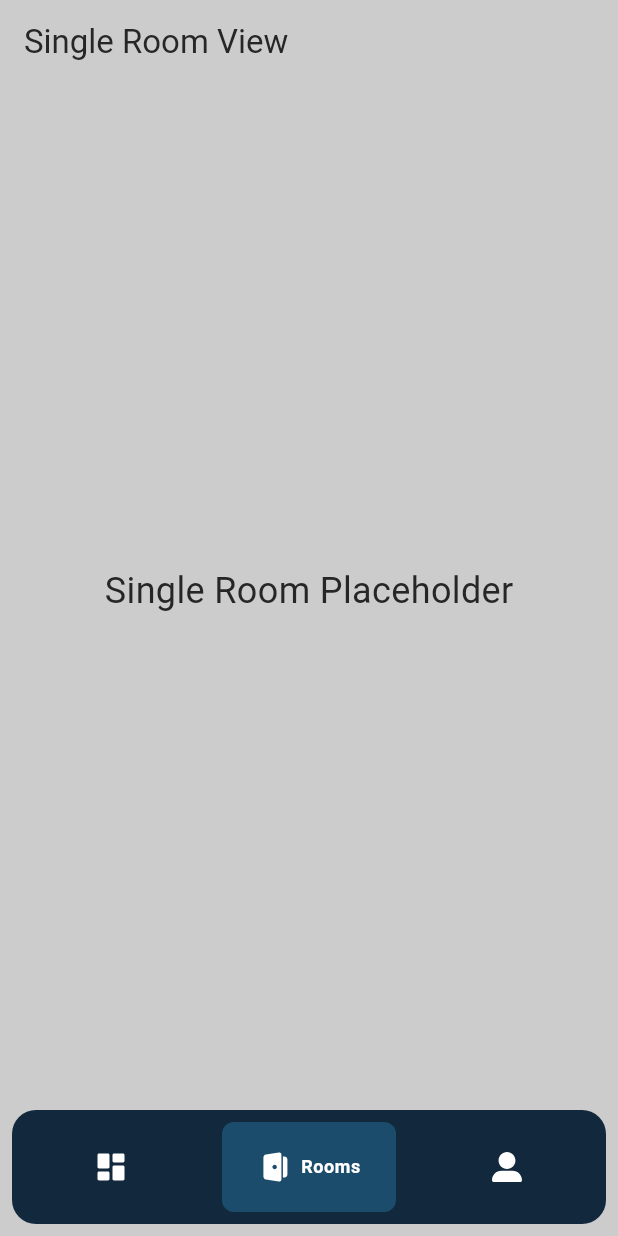
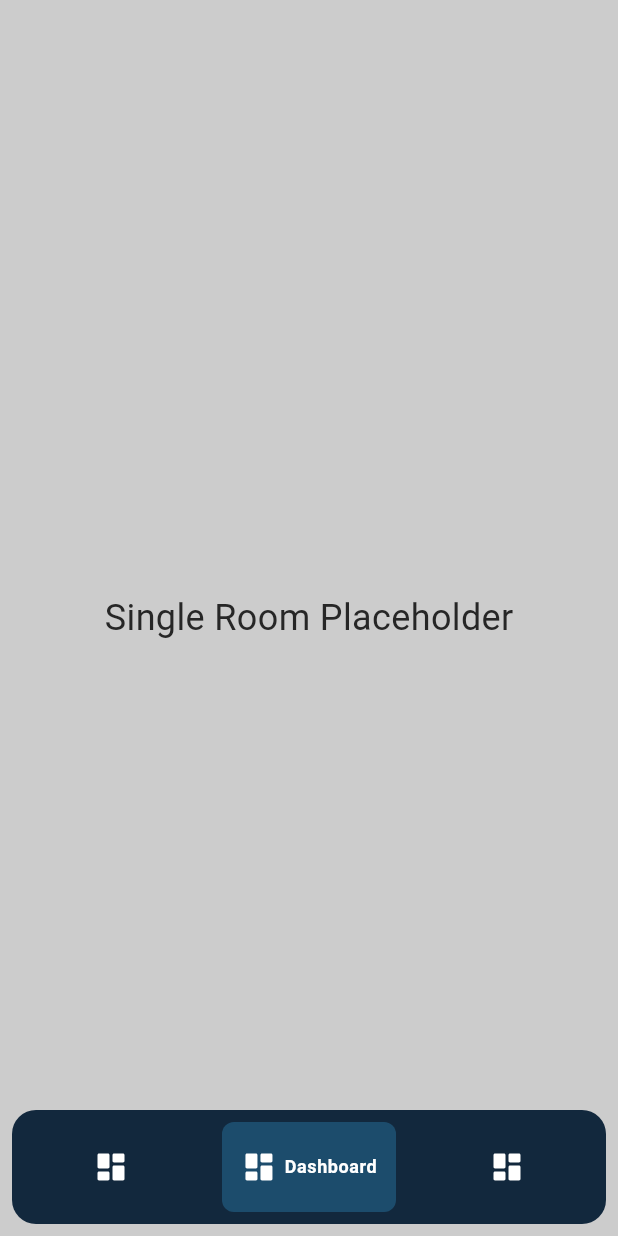
Before and after one commit to laugramaglia/flutter-challenge, a Flutter app: the screen it shows after launch, item 2 of the bottom bar chosen, on a phone screen of 412 x 824 dp. Run offline on Flutter 3.47's test engine with Material 3 defaults, Android fonts, the phone set to English and light mode, and no system bars; our stand-ins replace dio, flutter_svg; network calls fail.

```diff
--- a/lib/features/presentation/ui/pages/single_room.dart
+++ b/lib/features/presentation/ui/pages/single_room.dart
@@ -1,21 +1,13 @@
 import 'package:flutter/material.dart';
-
-import '../widgets/bottom_navigation.dart';
 
 class SingleRoomView extends StatelessWidget {
   @override
   Widget build(BuildContext context) {
-    return Scaffold(
-      appBar: AppBar(
-        title: Text('Single Room View'),
+    return Center(
+      child: Text(
+        'Single Room Placeholder',
+        style: TextStyle(fontSize: 24),
       ),
-      body: Center(
-        child: Text(
-          'Single Room Placeholder',
-          style: TextStyle(fontSize: 24),
-        ),
-      ),
-      bottomNavigationBar: BottomNavigationBarWidget(initialIndex: 1)
     );
   }
 }
--- a/lib/features/presentation/ui/widgets/bottom_navigation.dart
+++ b/lib/features/presentation/ui/widgets/bottom_navigation.dart
@@ -1,139 +1,107 @@
 import 'package:flutter/material.dart';
-import 'package:flutter_challange/features/presentation/ui/pages/profile_page.dart';
 import 'package:flutter_svg/flutter_svg.dart';
 
 import 'package:flutter_challange/config/theme/constants/colors.dart';
 
-import '../pages/rooms_view.dart';
-import '../pages/single_room.dart';
+class BottomNavigationBarWidget extends StatelessWidget {
+  final int currentIndex;
+  final Function(int) onTap;
 
-class BottomNavigationBarWidget extends StatefulWidget {
-  final int initialIndex;
-
-  BottomNavigationBarWidget({required this.initialIndex});
-  @override
-  _BottomNavigationBarWidgetState createState() =>
-      _BottomNavigationBarWidgetState();
-}
-
-class _BottomNavigationBarWidgetState
-    extends State<BottomNavigationBarWidget> {
-  late int _currentIndex; // Default index for the selected activity
-
-  // List of activities corresponding to each icon
-  final List<String> _activities = [
-    "Dashboard",
-    "Rooms",
-    "Profile",
-  ];
-
-  @override
-  void initState() {
-    super.initState();
-    _currentIndex = widget.initialIndex;
-  }
-
+  const BottomNavigationBarWidget(
+      {required this.currentIndex, required this.onTap, super.key});
 
   @override
   Widget build(BuildContext context) {
-    return
-      Padding(
+    return Padding(
       padding: const EdgeInsets.all(8.0),
       child: Ink(
         decoration: const BoxDecoration(
             color: kPrimaryKColor,
-            borderRadius: BorderRadius.all(Radius.circular(16))
-          ),
+            borderRadius: BorderRadius.all(Radius.circular(16))),
         // color: kPrimaryKColor,
-          child:
-
-          Row(
+        child: Row(
             // center vertically
             mainAxisAlignment: MainAxisAlignment.center,
-          children: [
-            // button for the first activity
-            _buildBottomNavigationBarItem(
+            children: List.generate(
+              3,
+              (index) => _buildBottomNavigationBarItem(
                 context,
-              0,
-              _currentIndex,
+                index,
+                currentIndex,
                 'dashboard',
-              _activities[0],
+                "Dashboard",
                 () {
-                setState(() {
-                  _currentIndex = 0;
-                });
-                _handleRedirect();
+                  onTap.call(index);
                 },
               ),
-            _buildBottomNavigationBarItem(
-              context,
-              1,
-              _currentIndex,
-              'room',
-              _activities[1],
-                  () {
-                setState(() {
-                  _currentIndex = 1;
-                });
-                _handleRedirect();
-              },
-            ),
-            _buildBottomNavigationBarItem(
-              context,
-              2,
-              _currentIndex,
-               'profile',
-              _activities[2],
-                  () {
-                setState(() {
-                  _currentIndex = 2;
-                });
-                _handleRedirect();
-              },
-            ),
-          ]
+            )
+            //   [
+            //   // button for the first activity
+            //   _buildBottomNavigationBarItem(
+            //     context,
+            //     0,
+            //     currentIndex,
+            //     'dashboard',
+            //     "Dashboard",
+            //     () {
+            //       onTap.call(0);
+            //     },
+            //   ),
+            //   _buildBottomNavigationBarItem(
+            //       context, 1, currentIndex, 'room', "Rooms", () {
+            //     onTap.call(1);
+            //   }),
+            //   _buildBottomNavigationBarItem(
+            //     context,
+            //     2,
+            //     currentIndex,
+            //     'profile',
+            //     'Profile',
+            //     () {
+            //       onTap.call(2);
+            //     },
+            //   ),
+            // ]
             ),
       ),
     );
   }
 
-  void _handleRedirect() {
-    if(_currentIndex == 0) {
-      Navigator.pushAndRemoveUntil(context, MaterialPageRoute(builder: (context) => RoomsView()), (route) => false);
-    } else if(_currentIndex == 1) {
-      Navigator.pushAndRemoveUntil(context, MaterialPageRoute(builder: (context) => SingleRoomView()), (route) => false);
-    } else if(_currentIndex == 2) {
-      Navigator.pushAndRemoveUntil(context, MaterialPageRoute(builder: (context) => ProfileView()), (route) => false);
-    } else {
-      Navigator.pushAndRemoveUntil(context, MaterialPageRoute(builder: (context) => RoomsView()), (route) => false);
+  // void _handleRedirect() {
+  //   if(_currentIndex == 0) {
+  //     Navigator.pushAndRemoveUntil(context, MaterialPageRoute(builder: (context) => RoomsView()), (route) => false);
+  //   } else if(_currentIndex == 1) {
+  //     Navigator.pushAndRemoveUntil(context, MaterialPageRoute(builder: (context) => SingleRoomView()), (route) => false);
+  //   } else if(_currentIndex == 2) {
+  //     Navigator.pushAndRemoveUntil(context, MaterialPageRoute(builder: (context) => ProfileView()), (route) => false);
+  //   } else {
+  //     Navigator.pushAndRemoveUntil(context, MaterialPageRoute(builder: (context) => RoomsView()), (route) => false);
+  //   }
+
+  // }
 }
 
-  }
-}
-
-Widget _buildBottomNavigationBarItem(BuildContext context, int myIndex, int currentIndex, String iconAsset, String label, Function onTap) {
+Widget _buildBottomNavigationBarItem(BuildContext context, int myIndex,
+    int currentIndex, String iconAsset, String label, Function() onTap) {
   // return the button for the activity
   return Expanded(
     child: GestureDetector(
-      onTap: () {
-        onTap();
-      },
-      child:
-
-      Padding(
+      onTap: onTap,
+      child: Padding(
         padding: const EdgeInsets.all(8.0),
         child: Container(
           height: 60,
           decoration: BoxDecoration(
-            color: myIndex == currentIndex ? kPrimaryLight : kPrimaryKColor,
+            color: myIndex == currentIndex
+                ? kPrimaryLight
+                : Theme.of(context).colorScheme.primary,
             borderRadius: BorderRadius.circular(8),
           ),
           child: Row(
             mainAxisAlignment: MainAxisAlignment.center,
             children: [
               SvgPicture.asset('assets/icons/$iconAsset.svg',
-                  colorFilter: ColorFilter.mode(kWhiteKColor, BlendMode.srcIn)
-                ),
+                  colorFilter: ColorFilter.mode(kWhiteKColor, BlendMode.srcIn)),
               if (myIndex == currentIndex)
                 const SizedBox(
                   width: 5,
--- /dev/null
+++ b/lib/features/presentation/ui/widgets/custom_scaffold.dart
@@ -0,0 +1,45 @@
+import 'package:flutter/material.dart';
+import 'package:flutter_challange/features/presentation/ui/widgets/bottom_navigation.dart';
+
+class CustomScaffold extends StatefulWidget {
+  final List<Widget> body;
+  const CustomScaffold({required this.body, super.key});
+
+  @override
+  State<CustomScaffold> createState() => _CustomScaffoldState();
+}
+
+class _CustomScaffoldState extends State<CustomScaffold> {
+  late PageController _pageController;
+  int currentIndex = 0;
+
+  @override
+  void initState() {
+    super.initState();
+    _pageController = PageController(initialPage: currentIndex);
+  }
+
+  @override
+  Widget build(BuildContext context) {
+    return Scaffold(
+      body: PageView(
+        onPageChanged: (int index) {
+          setState(() {
+            currentIndex = index;
+          });
+        },
+        controller: _pageController,
+        children: widget.body,
+      ),
+      bottomSheet: BottomNavigationBarWidget(
+        currentIndex: currentIndex,
+        onTap: (int index) {
+          setState(() {
+            currentIndex = index;
+            _pageController.jumpToPage(currentIndex);
+          });
+        },
+      ),
+    );
+  }
+}
--- a/lib/features/presentation/ui/widgets/device_card_small.dart
+++ b/lib/features/presentation/ui/widgets/device_card_small.dart
@@ -39,6 +39,8 @@ class _DeviceCardSmallState extends State<DeviceCardSmall> {
         isActive: isActive,
         heroTag: widget.device.id,
         width: 144,
+        child: SizedBox(
+          height: 100,
           child: Row(
             mainAxisSize: MainAxisSize.min,
             children: [
@@ -70,6 +72,7 @@ class _DeviceCardSmallState extends State<DeviceCardSmall> {
             ],
           ),
         ),
+      ),
     );
   }
 }
--- a/lib/home_screen.dart
+++ b/lib/home_screen.dart
@@ -1,12 +1,14 @@
 import 'package:flutter/material.dart';
+import 'package:flutter_challange/features/presentation/ui/pages/profile_page.dart';
 import 'package:flutter_challange/features/presentation/ui/pages/rooms_view.dart';
+import 'package:flutter_challange/features/presentation/ui/pages/single_room.dart';
+import 'package:flutter_challange/features/presentation/ui/widgets/custom_scaffold.dart';
 
 class HomeScreen extends StatelessWidget {
   const HomeScreen({super.key});
 
   @override
   Widget build(BuildContext context) {
-    return const
-      RoomsView();
+    return CustomScaffold(body: [RoomsView(), SingleRoomView(), ProfileView()]);
   }
 }
```
Also changed, not shown: lib/features/presentation/ui/pages/profile_page.dart (+6 -11 lines), lib/features/presentation/ui/pages/rooms_view.dart (+1 -14 lines). Lines whose indentation alone changed are shown as unchanged.
